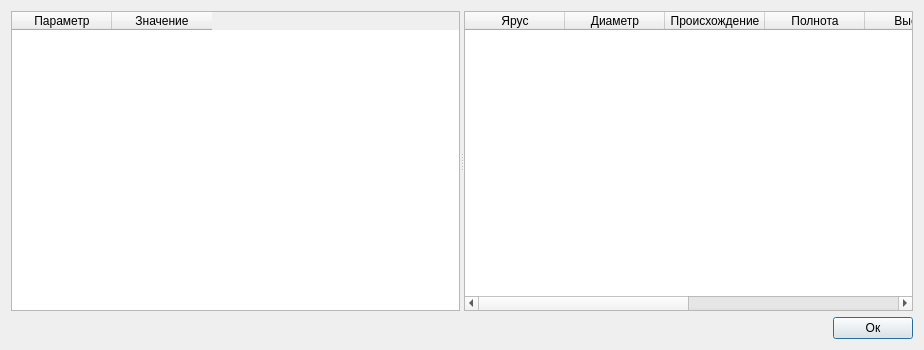
This is ui/taxationDescription.ui in daniluuuuuuuk/daniluuuuuuuk.github.io as Qt 5 draws it before an edit. The edited form follows.
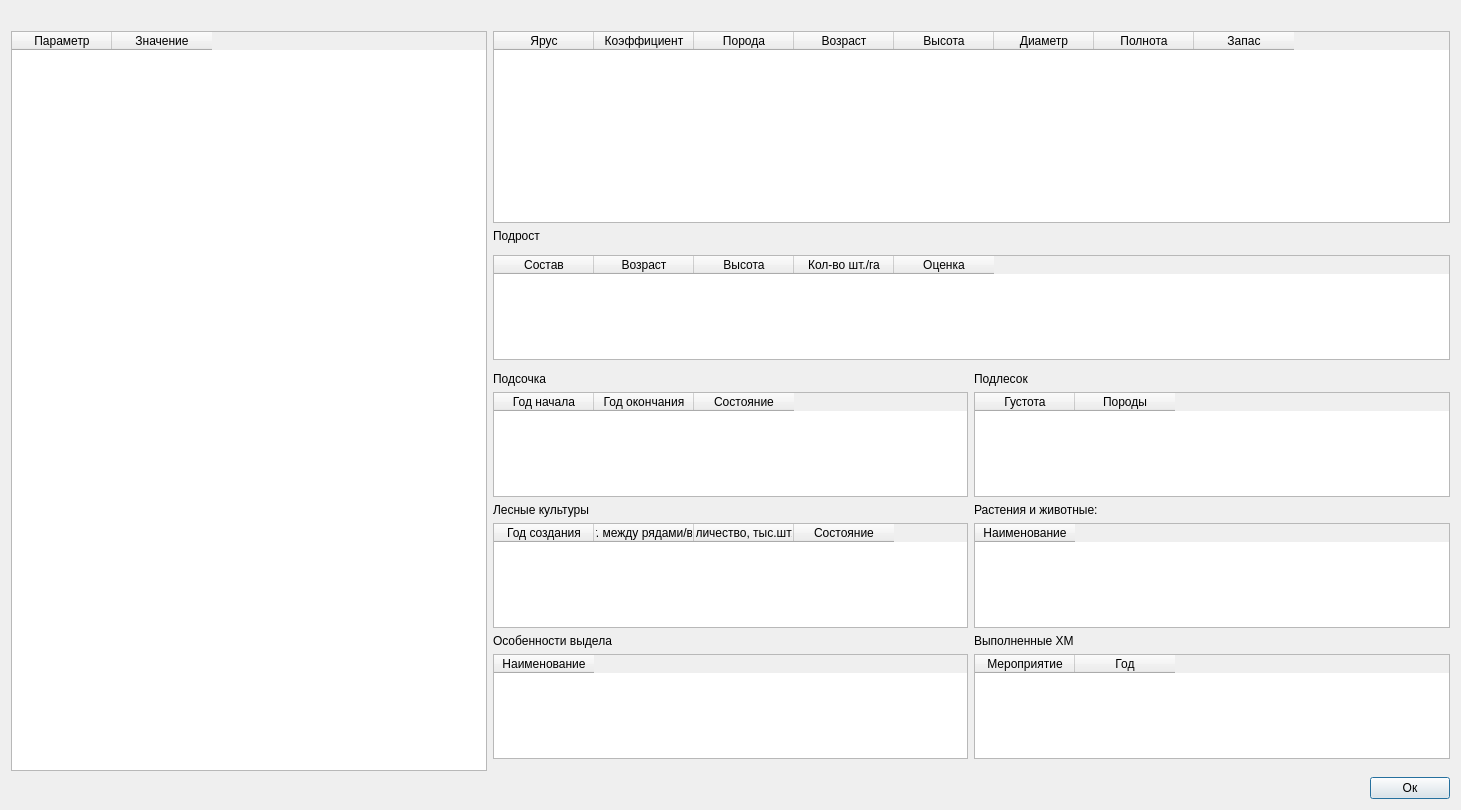
This is the edited form.

```diff
--- a/ui/taxationDescription.ui
+++ b/ui/taxationDescription.ui
@@ -6,8 +6,8 @@
    <rect>
     <x>0</x>
     <y>0</y>
-    <width>920</width>
-    <height>350</height>
+    <width>1461</width>
+    <height>810</height>
    </rect>
   </property>
   <property name="windowTitle">
@@ -15,143 +15,312 @@
   </property>
   <layout class="QVBoxLayout" name="verticalLayout">
    <item>
-    <widget class="QSplitter" name="splitter">
-     <property name="minimumSize">
-      <size>
-       <width>902</width>
-       <height>0</height>
-      </size>
-     </property>
-     <property name="maximumSize">
-      <size>
-       <width>16777215</width>
-       <height>16777215</height>
-      </size>
-     </property>
-     <property name="styleSheet">
-      <string notr="true"/>
-     </property>
-     <property name="orientation">
-      <enum>Qt::Horizontal</enum>
-     </property>
-     <property name="opaqueResize">
-      <bool>true</bool>
-     </property>
-     <widget class="QTableWidget" name="tableWidget">
-      <property name="sizePolicy">
-       <sizepolicy hsizetype="Expanding" vsizetype="Expanding">
-        <horstretch>0</horstretch>
-        <verstretch>0</verstretch>
-       </sizepolicy>
-      </property>
-      <property name="minimumSize">
-       <size>
-        <width>0</width>
-        <height>0</height>
-       </size>
-      </property>
-      <property name="maximumSize">
-       <size>
-        <width>16777215</width>
-        <height>16777215</height>
-       </size>
-      </property>
-      <property name="sizeIncrement">
-       <size>
-        <width>0</width>
-        <height>0</height>
-       </size>
-      </property>
-      <property name="baseSize">
-       <size>
-        <width>0</width>
-        <height>0</height>
-       </size>
-      </property>
-      <property name="gridStyle">
-       <enum>Qt::SolidLine</enum>
-      </property>
-      <attribute name="horizontalHeaderVisible">
-       <bool>true</bool>
-      </attribute>
-      <attribute name="horizontalHeaderDefaultSectionSize">
-       <number>100</number>
-      </attribute>
-      <attribute name="verticalHeaderVisible">
-       <bool>false</bool>
-      </attribute>
-      <attribute name="verticalHeaderDefaultSectionSize">
-       <number>30</number>
-      </attribute>
-      <attribute name="verticalHeaderMinimumSectionSize">
-       <number>23</number>
-      </attribute>
-      <column>
-       <property name="text">
-        <string>Параметр</string>
+    <layout class="QGridLayout" name="gridLayout">
+     <item row="11" column="1">
+      <widget class="QTableWidget" name="tableWidget_9">
+       <attribute name="verticalHeaderVisible">
+        <bool>false</bool>
+       </attribute>
+       <column>
+        <property name="text">
+         <string>Наименование</string>
+        </property>
+       </column>
+      </widget>
+     </item>
+     <item row="11" column="2">
+      <widget class="QTableWidget" name="tableWidget_6">
+       <attribute name="verticalHeaderVisible">
+        <bool>false</bool>
+       </attribute>
+       <column>
+        <property name="text">
+         <string>Мероприятие</string>
+        </property>
+       </column>
+       <column>
+        <property name="text">
+         <string>Год</string>
+        </property>
+       </column>
+      </widget>
+     </item>
+     <item row="9" column="1">
+      <widget class="QTableWidget" name="tableWidget_7">
+       <property name="enabled">
+        <bool>true</bool>
        </property>
-      </column>
-      <column>
-       <property name="text">
-        <string>Значение</string>
+       <property name="sizePolicy">
+        <sizepolicy hsizetype="Expanding" vsizetype="Expanding">
+         <horstretch>0</horstretch>
+         <verstretch>0</verstretch>
+        </sizepolicy>
        </property>
-      </column>
-     </widget>
-     <widget class="QTableWidget" name="tableWidget_2">
-      <property name="minimumSize">
-       <size>
-        <width>0</width>
-        <height>0</height>
-       </size>
-      </property>
-      <property name="gridStyle">
-       <enum>Qt::SolidLine</enum>
-      </property>
-      <attribute name="verticalHeaderVisible">
-       <bool>false</bool>
-      </attribute>
-      <column>
+       <attribute name="verticalHeaderVisible">
+        <bool>false</bool>
+       </attribute>
+       <column>
+        <property name="text">
+         <string>Год создания</string>
+        </property>
+       </column>
+       <column>
+        <property name="text">
+         <string>Расст. между рядами/в ряду</string>
+        </property>
+       </column>
+       <column>
+        <property name="text">
+         <string>Количество, тыс.шт/га</string>
+        </property>
+       </column>
+       <column>
+        <property name="text">
+         <string>Состояние</string>
+        </property>
+       </column>
+      </widget>
+     </item>
+     <item row="6" column="1">
+      <widget class="QLabel" name="label_5">
        <property name="text">
-        <string>  Ярус  </string>
+        <string>Подсочка</string>
        </property>
-      </column>
-      <column>
+      </widget>
+     </item>
+     <item row="10" column="2">
+      <widget class="QLabel" name="label_7">
        <property name="text">
-        <string>  Диаметр  </string>
+        <string>Выполненные ХМ</string>
        </property>
-      </column>
-      <column>
-       <property name="text">
-        <string>  Происхождение  </string>
+      </widget>
+     </item>
+     <item row="4" column="1" colspan="2">
+      <widget class="QTableWidget" name="tableWidget">
+       <property name="sizePolicy">
+        <sizepolicy hsizetype="MinimumExpanding" vsizetype="Expanding">
+         <horstretch>0</horstretch>
+         <verstretch>0</verstretch>
+        </sizepolicy>
        </property>
-      </column>
-      <column>
+       <attribute name="verticalHeaderVisible">
+        <bool>false</bool>
+       </attribute>
+       <column>
+        <property name="text">
+         <string>Состав</string>
+        </property>
+       </column>
+       <column>
+        <property name="text">
+         <string>Возраст</string>
+        </property>
+       </column>
+       <column>
+        <property name="text">
+         <string>Высота</string>
+        </property>
+       </column>
+       <column>
+        <property name="text">
+         <string>Кол-во шт./га</string>
+        </property>
+       </column>
+       <column>
+        <property name="text">
+         <string>Оценка</string>
+        </property>
+       </column>
+      </widget>
+     </item>
+     <item row="6" column="2">
+      <widget class="QLabel" name="label_2">
        <property name="text">
-        <string>  Полнота  </string>
+        <string>Подлесок</string>
        </property>
-      </column>
-      <column>
+      </widget>
+     </item>
+     <item row="9" column="2">
+      <widget class="QTableWidget" name="tableWidget_8">
+       <property name="sizePolicy">
+        <sizepolicy hsizetype="Preferred" vsizetype="Expanding">
+         <horstretch>0</horstretch>
+         <verstretch>0</verstretch>
+        </sizepolicy>
+       </property>
+       <attribute name="verticalHeaderVisible">
+        <bool>false</bool>
+       </attribute>
+       <column>
+        <property name="text">
+         <string>Наименование</string>
+        </property>
+       </column>
+      </widget>
+     </item>
+     <item row="7" column="1">
+      <widget class="QTableWidget" name="tableWidget_2">
+       <attribute name="verticalHeaderVisible">
+        <bool>false</bool>
+       </attribute>
+       <column>
+        <property name="text">
+         <string>Год начала</string>
+        </property>
+       </column>
+       <column>
+        <property name="text">
+         <string>Год окончания</string>
+        </property>
+       </column>
+       <column>
+        <property name="text">
+         <string>Состояние</string>
+        </property>
+       </column>
+      </widget>
+     </item>
+     <item row="7" column="2">
+      <widget class="QTableWidget" name="tableWidget_5">
+       <property name="sizePolicy">
+        <sizepolicy hsizetype="Preferred" vsizetype="Maximum">
+         <horstretch>0</horstretch>
+         <verstretch>0</verstretch>
+        </sizepolicy>
+       </property>
+       <attribute name="verticalHeaderVisible">
+        <bool>false</bool>
+       </attribute>
+       <column>
+        <property name="text">
+         <string>Густота</string>
+        </property>
+       </column>
+       <column>
+        <property name="text">
+         <string>Породы</string>
+        </property>
+       </column>
+      </widget>
+     </item>
+     <item row="10" column="1">
+      <widget class="QLabel" name="label_6">
        <property name="text">
-        <string>  Высота  </string>
+        <string>Особенности выдела</string>
        </property>
-      </column>
-      <column>
+      </widget>
+     </item>
+     <item row="0" column="1">
+      <spacer name="horizontalSpacer_2">
+       <property name="orientation">
+        <enum>Qt::Horizontal</enum>
+       </property>
+       <property name="sizeHint" stdset="0">
+        <size>
+         <width>40</width>
+         <height>20</height>
+        </size>
+       </property>
+      </spacer>
+     </item>
+     <item row="1" column="1" colspan="2">
+      <widget class="QTableWidget" name="tableWidget_4">
+       <property name="sizePolicy">
+        <sizepolicy hsizetype="MinimumExpanding" vsizetype="MinimumExpanding">
+         <horstretch>0</horstretch>
+         <verstretch>0</verstretch>
+        </sizepolicy>
+       </property>
+       <attribute name="verticalHeaderVisible">
+        <bool>false</bool>
+       </attribute>
+       <column>
+        <property name="text">
+         <string>Ярус</string>
+        </property>
+       </column>
+       <column>
+        <property name="text">
+         <string>Коэффициент</string>
+        </property>
+       </column>
+       <column>
+        <property name="text">
+         <string>Порода</string>
+        </property>
+       </column>
+       <column>
+        <property name="text">
+         <string>Возраст</string>
+        </property>
+       </column>
+       <column>
+        <property name="text">
+         <string>Высота</string>
+        </property>
+       </column>
+       <column>
+        <property name="text">
+         <string>Диаметр</string>
+        </property>
+       </column>
+       <column>
+        <property name="text">
+         <string>Полнота</string>
+        </property>
+       </column>
+       <column>
+        <property name="text">
+         <string>Запас</string>
+        </property>
+       </column>
+      </widget>
+     </item>
+     <item row="2" column="1">
+      <widget class="QLabel" name="label">
        <property name="text">
-        <string>  Возраст  </string>
+        <string>Подрост</string>
        </property>
-      </column>
-      <column>
+      </widget>
+     </item>
+     <item row="1" column="0" rowspan="13">
+      <widget class="QTableWidget" name="tableWidget_3">
+       <property name="sizePolicy">
+        <sizepolicy hsizetype="Expanding" vsizetype="Preferred">
+         <horstretch>0</horstretch>
+         <verstretch>0</verstretch>
+        </sizepolicy>
+       </property>
+       <attribute name="verticalHeaderVisible">
+        <bool>false</bool>
+       </attribute>
+       <column>
+        <property name="text">
+         <string>Параметр</string>
+        </property>
+       </column>
+       <column>
+        <property name="text">
+         <string>Значение</string>
+        </property>
+       </column>
+      </widget>
+     </item>
+     <item row="8" column="1">
+      <widget class="QLabel" name="label_3">
        <property name="text">
-        <string>  Запас  </string>
+        <string>Лесные культуры</string>
        </property>
-      </column>
-      <column>
+      </widget>
+     </item>
+     <item row="8" column="2">
+      <widget class="QLabel" name="label_4">
        <property name="text">
-        <string>  Формула состава  </string>
+        <string>Растения и животные:</string>
        </property>
-      </column>
-     </widget>
-    </widget>
+      </widget>
+     </item>
+    </layout>
    </item>
    <item alignment="Qt::AlignRight">
     <widget class="QPushButton" name="pushButton">
```
Left out of the diff: 4 changed lines with no effect on the pictures.
